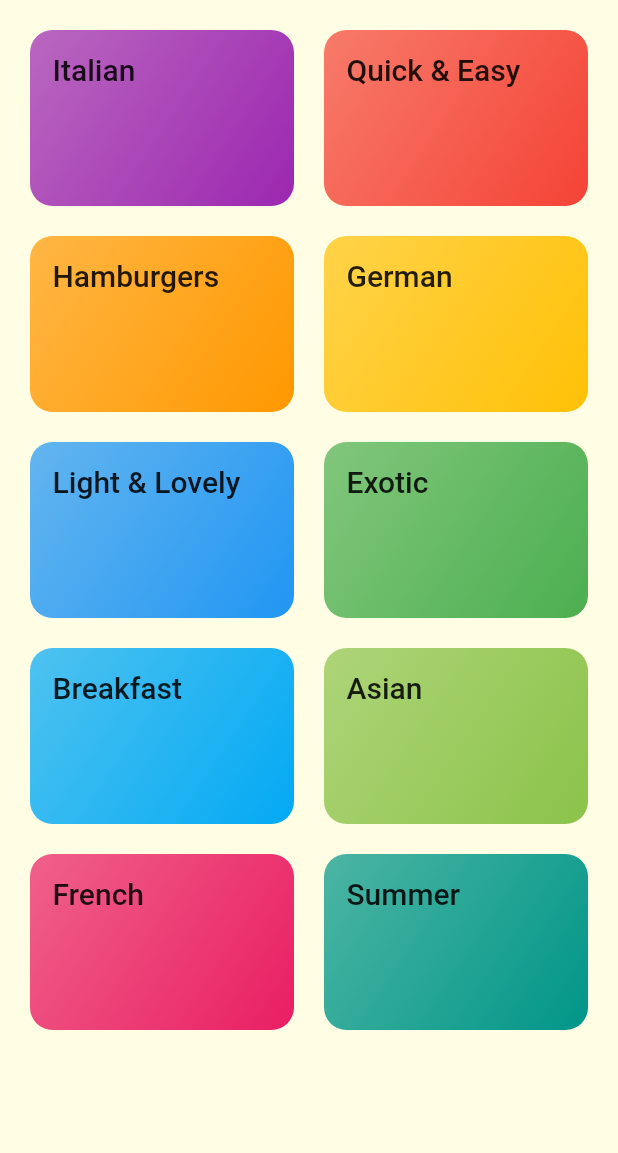
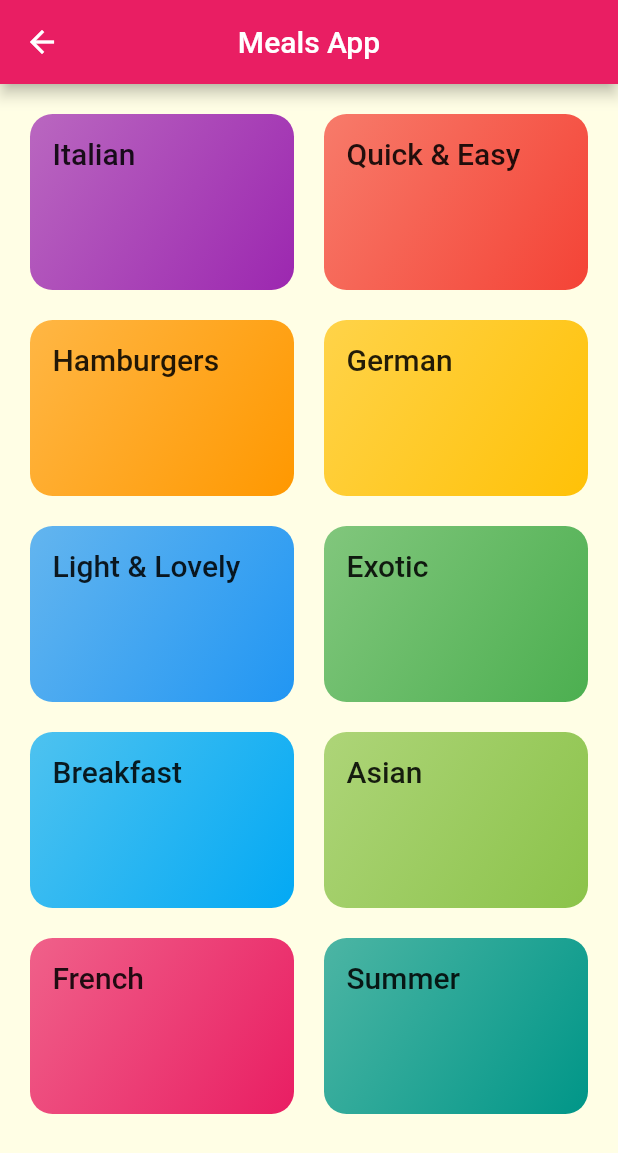
Before and after one commit to turinaf/flutter-dart, a Flutter app: the CategoriesScreen screen opened directly, on a phone screen of 412 x 824 dp. Shown: the top 1153 px of the screen. Run offline on Flutter 3.47's test engine with Material 2 defaults, Android fonts, the phone set to English and light mode, and no system bars; Roboto replaces fonts that are missing (Raleway).

Commit message:
Page route

```diff
--- a/meals_app/lib/categories_screen.dart
+++ b/meals_app/lib/categories_screen.dart
@@ -8,10 +8,19 @@ class CategoriesScreen extends StatelessWidget {
 
   @override
   Widget build(BuildContext context) {
-    return GridView(
+    return Scaffold(
+      appBar: AppBar(
+        title: Text("Meals App"),
+        centerTitle: true,
+      ),
+      body: GridView(
         padding: EdgeInsets.all(20),
         children: DUMMY_CATEGORIES
-          .map((catData) => CategoryItem(catData.title, catData.color))
+            .map((catData) => CategoryItem(
+                  catData.id,
+                  catData.title,
+                  catData.color,
+                ))
             .toList(),
         gridDelegate: SliverGridDelegateWithMaxCrossAxisExtent(
           maxCrossAxisExtent: 200,
@@ -19,6 +28,7 @@ class CategoriesScreen extends StatelessWidget {
           crossAxisSpacing: 20,
           mainAxisSpacing: 20,
         ),
+      ),
     );
   }
 }
--- a/meals_app/lib/category_item.dart
+++ b/meals_app/lib/category_item.dart
@@ -1,14 +1,27 @@
 import 'package:flutter/material.dart';
+import 'package:meals_app/category_meals_screen.dart';
 
 class CategoryItem extends StatelessWidget {
+  final String id;
   final String title;
   final Color color;
 
-  const CategoryItem(this.title, this.color);
+  const CategoryItem(this.id, this.title, this.color);
+  final String routeName = '/category-meals';
+  void selectCategory(BuildContext ctx) {
+    Navigator.of(ctx).pushNamed(routeName, arguments: {
+      'id': id,
+      'title': title,
+    });
+  }
 
   @override
   Widget build(BuildContext context) {
-    return Container(
+    return InkWell(
+      onTap: () => selectCategory(context),
+      splashColor: Theme.of(context).primaryColor,
+      borderRadius: BorderRadius.circular(15),
+      child: Container(
         padding: const EdgeInsets.all(15),
         child: Text(
           title,
@@ -24,6 +37,7 @@ class CategoryItem extends StatelessWidget {
               end: Alignment.bottomRight,
             ),
             borderRadius: BorderRadius.circular(15)),
+      ),
     );
   }
 }
```
Also changed, not shown: meals_app/lib/category_meals_screen.dart (added, +24 -0 lines), meals_app/lib/main.dart (+8 -16 lines). Lines whose indentation alone changed are shown as unchanged.
